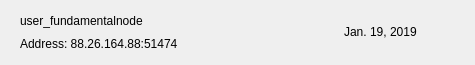
Above: src/qt/vitae/forms/fnrow.ui from VitaeTeam/Vitae before the change. Below: the same form after it.
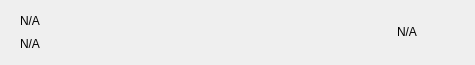
That is the form after the change. Icons and pictures are not drawn.

Commit message:
[Qt] Don't translate dummy strings in mnrow
These strings are placeholders, treat them as such by not sending them
to Transifex for localization.

Github-Pull: #1535
Rebased-From: 219317f62668ee66ee7828a8f7dc21a4c9cb8fe3

# Conflicts:
#	src/qt/vitae/forms/fnrow.ui

```diff
--- a/src/qt/vitae/forms/fnrow.ui
+++ b/src/qt/vitae/forms/fnrow.ui
@@ -80,14 +80,14 @@
          <item>
           <widget class="QLabel" name="labelName">
            <property name="text">
-            <string>user_fundamentalnode</string>
+            <string notr="true">N/A</string>
            </property>
           </widget>
          </item>
          <item>
           <widget class="QLabel" name="labelAddress">
            <property name="text">
-            <string>Address: 88.26.164.88:51474</string>
+            <string notr="true">N/A</string>
            </property>
           </widget>
          </item>
@@ -110,7 +110,7 @@
       <item>
        <widget class="QLabel" name="labelDate">
         <property name="text">
-         <string>Jan. 19, 2019</string>
+         <string notr="true">N/A</string>
         </property>
        </widget>
       </item>
```
